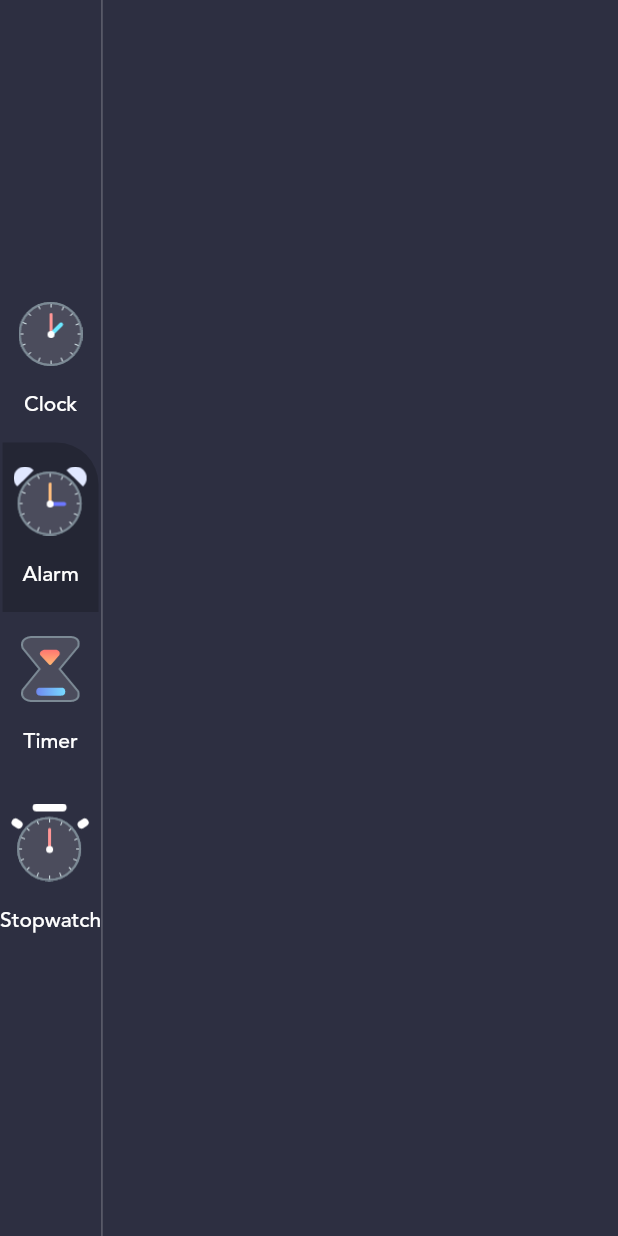
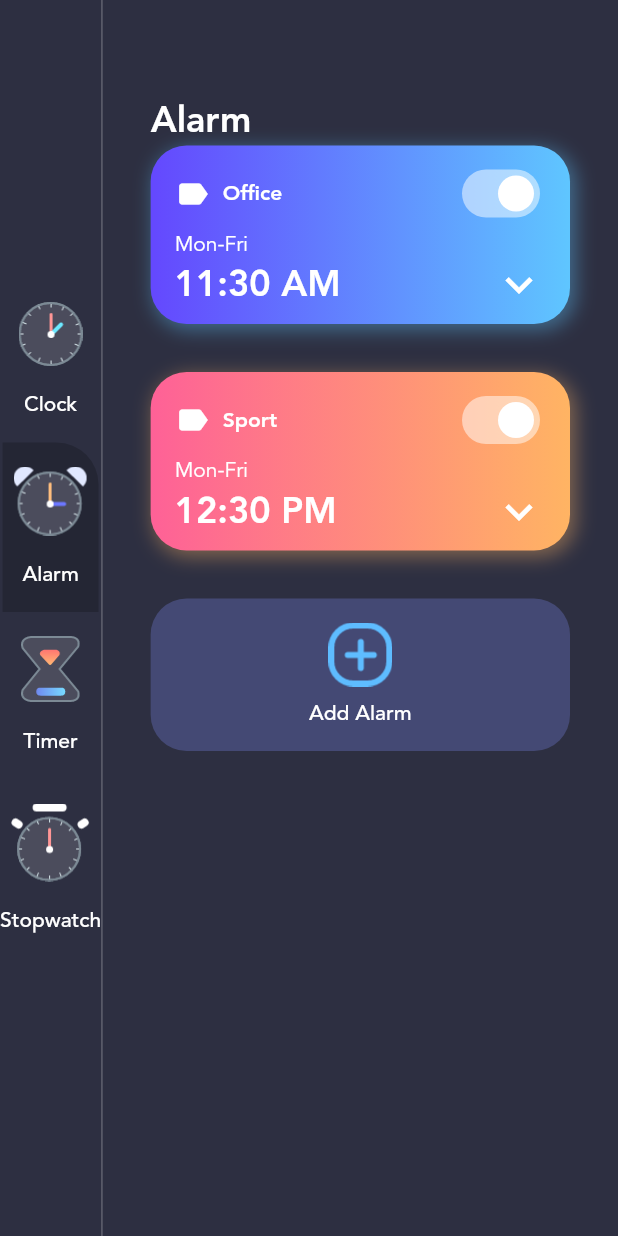
Before and after one commit to PratikJH153/ClockApp, a Flutter app: the screen it shows after launch, after a tap on "Alarm", on a phone screen of 412 x 824 dp. Run offline on Flutter 3.47's test engine with Material 2 defaults, Android fonts, the phone set to English and light mode, and no system bars; our stand-ins replace flutter_local_notifications, timezone.

Commit message:
Completed alarm page

```diff
--- a/lib/data/data.dart
+++ b/lib/data/data.dart
@@ -1,6 +1,10 @@
+import 'dart:async';
+
 import 'package:clockapp/helpers/enums.dart';
+import 'package:clockapp/models/alarm_info.dart';
+import 'package:clockapp/theme/theme_data.dart';
 
-import 'menu_info.dart';
+import '../models/menu_info.dart';
 
 List<MenuInfo> menuItems = [
   MenuInfo(
@@ -24,3 +28,16 @@ List<MenuInfo> menuItems = [
     imageSource: "assets/stopwatch_icon.png",
   ),
 ];
+
+List<AlarmInfo> alarms = [
+  AlarmInfo(
+    alarmDateTime: DateTime.now().add(const Duration(hours: 1)),
+    description: "Office",
+    gradientColors: GradientColors.sky,
+  ),
+  AlarmInfo(
+    alarmDateTime: DateTime.now().add(const Duration(hours: 2)),
+    description: "Sport",
+    gradientColors: GradientColors.sunset,
+  ),
+];
--- a/lib/main.dart
+++ b/lib/main.dart
@@ -1,10 +1,27 @@
-import 'package:clockapp/data/menu_info.dart';
+import 'package:clockapp/models/menu_info.dart';
 import 'package:clockapp/helpers/enums.dart';
 import 'package:clockapp/screens/home_page.dart';
 import 'package:flutter/material.dart';
+import 'package:flutter_local_notifications/flutter_local_notifications.dart';
 import 'package:provider/provider.dart';
 
-void main() {
+final FlutterLocalNotificationsPlugin flutterLocalNotificationsPlugin =
+    FlutterLocalNotificationsPlugin();
+
+void main() async {
+  WidgetsFlutterBinding.ensureInitialized();
+  var initializationSettingsAndroid =
+      AndroidInitializationSettings("codex_logo");
+
+  var initializationSettings =
+      InitializationSettings(android: initializationSettingsAndroid);
+
+  await flutterLocalNotificationsPlugin.initialize(initializationSettings,
+      onDidReceiveNotificationResponse: (payload) async {
+    if (payload != null) {
+      debugPrint("notification payload: " + payload.payload!);
+    }
+  });
   runApp(const MyApp());
 }
 
--- /dev/null
+++ b/lib/models/alarm_info.dart
@@ -0,0 +1,15 @@
+import 'package:flutter/material.dart';
+
+class AlarmInfo {
+  final DateTime alarmDateTime;
+  final String? description;
+  final bool isActive;
+  List<Color> gradientColors;
+
+  AlarmInfo({
+    this.description,
+    this.isActive = true,
+    required this.alarmDateTime,
+    required this.gradientColors,
+  });
+}
--- /dev/null
+++ b/lib/screens/alarm_page.dart
@@ -0,0 +1,200 @@
+import 'package:clockapp/data/data.dart';
+import 'package:clockapp/main.dart';
+import 'package:clockapp/theme/theme_data.dart';
+import 'package:flutter/material.dart';
+import 'package:flutter_local_notifications/flutter_local_notifications.dart';
+import 'package:timezone/timezone.dart' as tz;
+import 'package:intl/intl.dart';
+
+class AlarmPage extends StatefulWidget {
+  const AlarmPage({super.key});
+
+  @override
+  State<AlarmPage> createState() => _AlarmPageState();
+}
+
+class _AlarmPageState extends State<AlarmPage> {
+  @override
+  Widget build(BuildContext context) {
+    return Container(
+      padding: const EdgeInsets.symmetric(
+        horizontal: 32,
+        vertical: 64,
+      ),
+      child: Column(
+        crossAxisAlignment: CrossAxisAlignment.start,
+        children: [
+          const Text(
+            "Alarm",
+            style: TextStyle(
+              fontSize: 24,
+              color: Colors.white,
+              fontFamily: "avenir",
+              fontWeight: FontWeight.w700,
+            ),
+          ),
+          Expanded(
+            child: ListView(
+              children: alarms.map((alarm) {
+                return Container(
+                  margin: const EdgeInsets.only(bottom: 32),
+                  padding:
+                      const EdgeInsets.symmetric(horizontal: 16, vertical: 8),
+                  decoration: BoxDecoration(
+                    gradient: LinearGradient(
+                      colors: alarm.gradientColors,
+                      begin: Alignment.centerLeft,
+                      end: Alignment.centerRight,
+                    ),
+                    borderRadius: const BorderRadius.all(
+                      Radius.circular(24),
+                    ),
+                    boxShadow: [
+                      BoxShadow(
+                        color: alarm.gradientColors.last.withOpacity(0.4),
+                        blurRadius: 10,
+                        spreadRadius: 1,
+                        offset: const Offset(3, 3),
+                      ),
+                    ],
+                  ),
+                  child: Column(
+                    crossAxisAlignment: CrossAxisAlignment.start,
+                    children: [
+                      Row(
+                        mainAxisAlignment: MainAxisAlignment.spaceBetween,
+                        children: [
+                          Row(
+                            children: [
+                              const Icon(
+                                Icons.label,
+                                color: Colors.white,
+                                size: 24,
+                              ),
+                              const SizedBox(
+                                width: 8,
+                              ),
+                              Text(
+                                alarm.description!,
+                                style: const TextStyle(
+                                  color: Colors.white,
+                                  fontFamily: "avenir",
+                                  fontWeight: FontWeight.bold,
+                                ),
+                              ),
+                            ],
+                          ),
+                          Switch(
+                            value: true,
+                            onChanged: (val) {},
+                            activeColor: Colors.white,
+                          )
+                        ],
+                      ),
+                      Text(
+                        "Mon-Fri",
+                        style: TextStyle(fontFamily: "avenir"),
+                      ),
+                      Row(
+                        mainAxisAlignment: MainAxisAlignment.spaceBetween,
+                        children: [
+                          Text(
+                            DateFormat("hh:mm aa").format(alarm.alarmDateTime),
+                            style: const TextStyle(
+                              fontFamily: "avenir",
+                              fontWeight: FontWeight.w700,
+                              fontSize: 24,
+                            ),
+                          ),
+                          const Icon(
+                            Icons.keyboard_arrow_down,
+                            size: 36,
+                          ),
+                        ],
+                      ),
+                    ],
+                  ),
+                );
+              }).followedBy(
+                [
+                  Container(
+                    decoration: BoxDecoration(
+                      color: CustomColors.clockBG,
+                      borderRadius: BorderRadius.circular(24),
+                    ),
+                    child: TextButton(
+                      onPressed: scheduleAlarm,
+                      style: TextButton.styleFrom(
+                        padding: const EdgeInsets.symmetric(
+                          horizontal: 32,
+                          vertical: 16,
+                        ),
+                      ),
+                      child: Column(
+                        children: [
+                          Image.asset(
+                            "assets/add_alarm.png",
+                            scale: 1.5,
+                          ),
+                          const SizedBox(
+                            height: 8,
+                          ),
+                          const Text(
+                            "Add Alarm",
+                            style: TextStyle(
+                                color: Colors.white, fontFamily: "avenir"),
+                          ),
+                        ],
+                      ),
+                    ),
+                  ),
+                ],
+              ).toList(),
+            ),
+          )
+        ],
+      ),
+    );
+  }
+
+  void scheduleAlarm() async {
+    var scheduleNotificationDateTime =
+        DateTime.now().add(const Duration(seconds: 10));
+    var androidPlatformChannelSpecifics = const AndroidNotificationDetails(
+      'alarm_notif',
+      'alarm_notif',
+      channelDescription: 'Channel for Alarm notification',
+      icon: 'codex_logo',
+      sound: RawResourceAndroidNotificationSound('a_long_cold_sting'),
+      largeIcon: DrawableResourceAndroidBitmap('codex_logo'),
+    );
+
+    var platformChannelSpecifics = NotificationDetails(
+      android: androidPlatformChannelSpecifics,
+    );
+
+    // if (isRepeating)
+    //   await flutterLocalNotificationsPlugin.showDailyAtTime(
+    //     0,
+    //     'Office',
+    //     alarmInfo.title,
+    //     Time(
+    //       scheduledNotificationDateTime.hour,
+    //       scheduledNotificationDateTime.minute,
+    //       scheduledNotificationDateTime.second,
+    //     ),
+    //     platformChannelSpecifics,
+    //   );
+    // else
+    await flutterLocalNotificationsPlugin.zonedSchedule(
+      0,
+      'Office',
+      "Good morning! Time for office!",
+      tz.TZDateTime.from(scheduleNotificationDateTime, tz.local),
+      platformChannelSpecifics,
+      androidAllowWhileIdle: true,
+      uiLocalNotificationDateInterpretation:
+          UILocalNotificationDateInterpretation.absoluteTime,
+    );
+  }
+}
--- /dev/null
+++ b/lib/screens/clock_page.dart
@@ -0,0 +1,116 @@
+import 'package:clockapp/views/clock_view.dart';
+import 'package:flutter/material.dart';
+import 'package:intl/intl.dart';
+
+class ClockPage extends StatelessWidget {
+  const ClockPage({super.key});
+
+  @override
+  Widget build(BuildContext context) {
+    var now = DateTime.now();
+    var formattedTime = DateFormat("HH:mm").format(now);
+    var formattedDate = DateFormat("EEE, d MM").format(now);
+    var timezoneString = now.timeZoneOffset.toString().split(".").first;
+    var offsetSign = "";
+    if (!timezoneString.startsWith("-")) {
+      offsetSign = "+";
+    }
+    return Container(
+      alignment: Alignment.center,
+      padding: const EdgeInsets.symmetric(
+        horizontal: 32,
+        vertical: 64,
+      ),
+      child: Column(
+        crossAxisAlignment: CrossAxisAlignment.start,
+        children: [
+          const Flexible(
+            flex: 1,
+            fit: FlexFit.tight,
+            child: Text(
+              "Clock",
+              style: TextStyle(
+                fontSize: 24,
+                color: Colors.white,
+                fontFamily: "avenir",
+                fontWeight: FontWeight.w700,
+              ),
+            ),
+          ),
+          Flexible(
+            flex: 2,
+            child: Column(
+              crossAxisAlignment: CrossAxisAlignment.start,
+              children: [
+                Text(
+                  formattedTime,
+                  style: const TextStyle(
+                    fontSize: 64,
+                    color: Colors.white,
+                    fontFamily: "avenir",
+                  ),
+                ),
+                Text(
+                  formattedDate,
+                  style: const TextStyle(
+                    fontSize: 20,
+                    fontFamily: "avenir",
+                    color: Colors.white,
+                    fontWeight: FontWeight.w300,
+                  ),
+                ),
+              ],
+            ),
+          ),
+          Flexible(
+            flex: 4,
+            fit: FlexFit.tight,
+            child: Align(
+              alignment: Alignment.center,
+              child: ClockView(
+                size: MediaQuery.of(context).size.height / 3.8,
+              ),
+            ),
+          ),
+          Flexible(
+            flex: 2,
+            fit: FlexFit.tight,
+            child: Column(
+              crossAxisAlignment: CrossAxisAlignment.start,
+              children: [
+                const Text(
+                  "Timezone",
+                  style: TextStyle(
+                    fontSize: 24,
+                    color: Colors.white,
+                    fontWeight: FontWeight.w500,
+                    fontFamily: "avenir",
+                  ),
+                ),
+                const SizedBox(
+                  height: 16,
+                ),
+                Row(
+                  children: [
+                    const Icon(Icons.language),
+                    const SizedBox(
+                      width: 16,
+                    ),
+                    Text(
+                      "UTC$offsetSign$timezoneString",
+                      style: const TextStyle(
+                        fontSize: 24,
+                        fontFamily: "avenir",
+                        color: Colors.white,
+                      ),
+                    ),
+                  ],
+                ),
+              ],
+            ),
+          ),
+        ],
+      ),
+    );
+  }
+}
--- a/lib/screens/home_page.dart
+++ b/lib/screens/home_page.dart
@@ -1,6 +1,8 @@
 import 'package:clockapp/data/data.dart';
-import 'package:clockapp/data/menu_info.dart';
+import 'package:clockapp/models/menu_info.dart';
 import 'package:clockapp/helpers/enums.dart';
+import 'package:clockapp/screens/alarm_page.dart';
+import 'package:clockapp/screens/clock_page.dart';
 import 'package:clockapp/theme/theme_data.dart';
 import "package:flutter/material.dart";
 import 'package:intl/intl.dart';
@@ -18,15 +20,6 @@ class HomePage extends StatefulWidget {
 class _HomePageState extends State<HomePage> {
   @override
   Widget build(BuildContext context) {
-    var now = DateTime.now();
-    var formattedTime = DateFormat("HH:mm").format(now);
-    var formattedDate = DateFormat("EEE, d MM").format(now);
-    var timezoneString = now.timeZoneOffset.toString().split(".").first;
-    var offsetSign = "";
-    if (!timezoneString.startsWith("-")) {
-      offsetSign = "+";
-    }
-
     return Scaffold(
       body: Row(
         children: [
@@ -41,104 +34,13 @@ class _HomePageState extends State<HomePage> {
           Expanded(
             child: Consumer<MenuInfo>(
               builder: (BuildContext context, MenuInfo value, child) {
-                if (value.menuType != MenuType.clock) return Container();
-                return Container(
-                  alignment: Alignment.center,
-                  padding: const EdgeInsets.symmetric(
-                    horizontal: 32,
-                    vertical: 64,
-                  ),
-                  child: Column(
-                    crossAxisAlignment: CrossAxisAlignment.start,
-                    children: [
-                      const Flexible(
-                        flex: 1,
-                        fit: FlexFit.tight,
-                        child: Text(
-                          "Clock",
-                          style: TextStyle(
-                            fontSize: 24,
-                            color: Colors.white,
-                            fontFamily: "avenir",
-                            fontWeight: FontWeight.w700,
-                          ),
-                        ),
-                      ),
-                      Flexible(
-                        flex: 2,
-                        child: Column(
-                          crossAxisAlignment: CrossAxisAlignment.start,
-                          children: [
-                            Text(
-                              formattedTime,
-                              style: const TextStyle(
-                                fontSize: 64,
-                                color: Colors.white,
-                                fontFamily: "avenir",
-                              ),
-                            ),
-                            Text(
-                              formattedDate,
-                              style: const TextStyle(
-                                fontSize: 20,
-                                fontFamily: "avenir",
-                                color: Colors.white,
-                                fontWeight: FontWeight.w300,
-                              ),
-                            ),
-                          ],
-                        ),
-                      ),
-                      Flexible(
-                        flex: 4,
-                        fit: FlexFit.tight,
-                        child: Align(
-                          alignment: Alignment.center,
-                          child: ClockView(
-                            size: MediaQuery.of(context).size.height / 3.8,
-                          ),
-                        ),
-                      ),
-                      Flexible(
-                        flex: 2,
-                        fit: FlexFit.tight,
-                        child: Column(
-                          crossAxisAlignment: CrossAxisAlignment.start,
-                          children: [
-                            const Text(
-                              "Timezone",
-                              style: TextStyle(
-                                fontSize: 24,
-                                color: Colors.white,
-                                fontWeight: FontWeight.w500,
-                                fontFamily: "avenir",
-                              ),
-                            ),
-                            const SizedBox(
-                              height: 16,
-                            ),
-                            Row(
-                              children: [
-                                const Icon(Icons.language),
-                                const SizedBox(
-                                  width: 16,
-                                ),
-                                Text(
-                                  "UTC$offsetSign$timezoneString",
-                                  style: const TextStyle(
-                                    fontSize: 24,
-                                    fontFamily: "avenir",
-                                    color: Colors.white,
-                                  ),
-                                ),
-                              ],
-                            ),
-                          ],
-                        ),
-                      ),
-                    ],
-                  ),
-                );
+                if (value.menuType == MenuType.clock) {
+                  return const ClockPage();
+                } else if (value.menuType == MenuType.alarm) {
+                  return const AlarmPage();
+                } else {
+                  return const SizedBox();
+                }
               },
             ),
           ),
--- a/pubspec.yaml
+++ b/pubspec.yaml
@@ -12,6 +12,8 @@ dependencies:
 
   intl: ^0.18.0
   provider: ^6.0.5
+  flutter_local_notifications: ^13.0.0
+  timezone: ^0.9.1
 
   cupertino_icons: ^1.0.2
 
```
Also changed, not shown: lib/models/menu_info.dart (renamed from lib/data/menu_info.dart), pubspec.lock, 4 other files.
